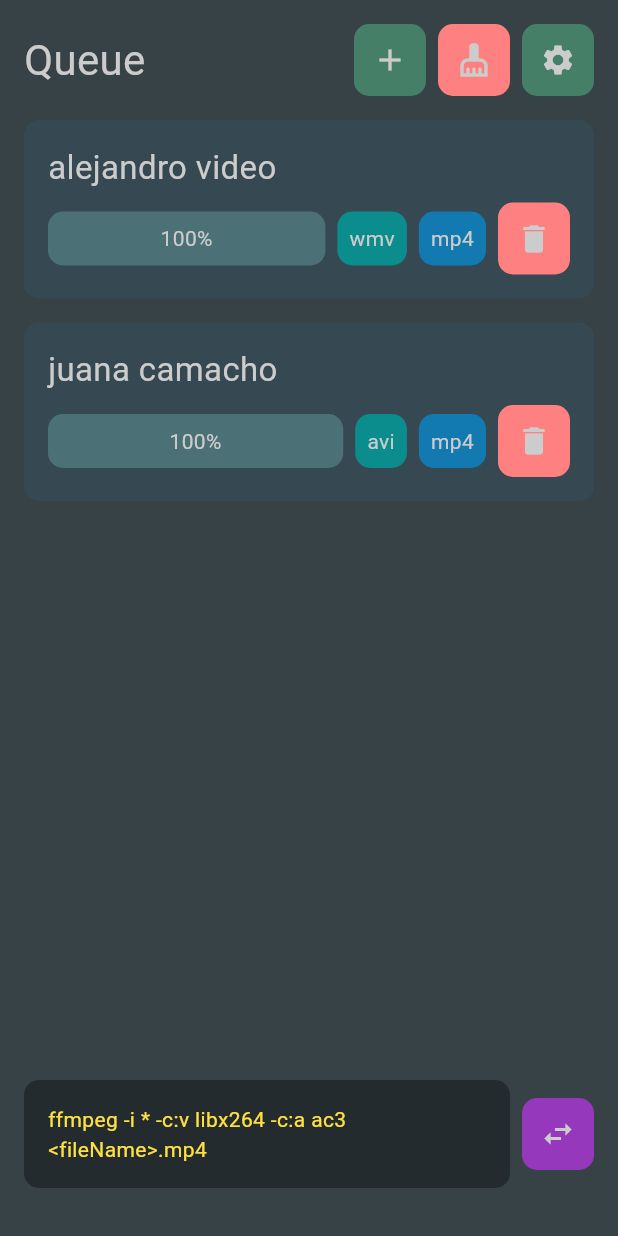
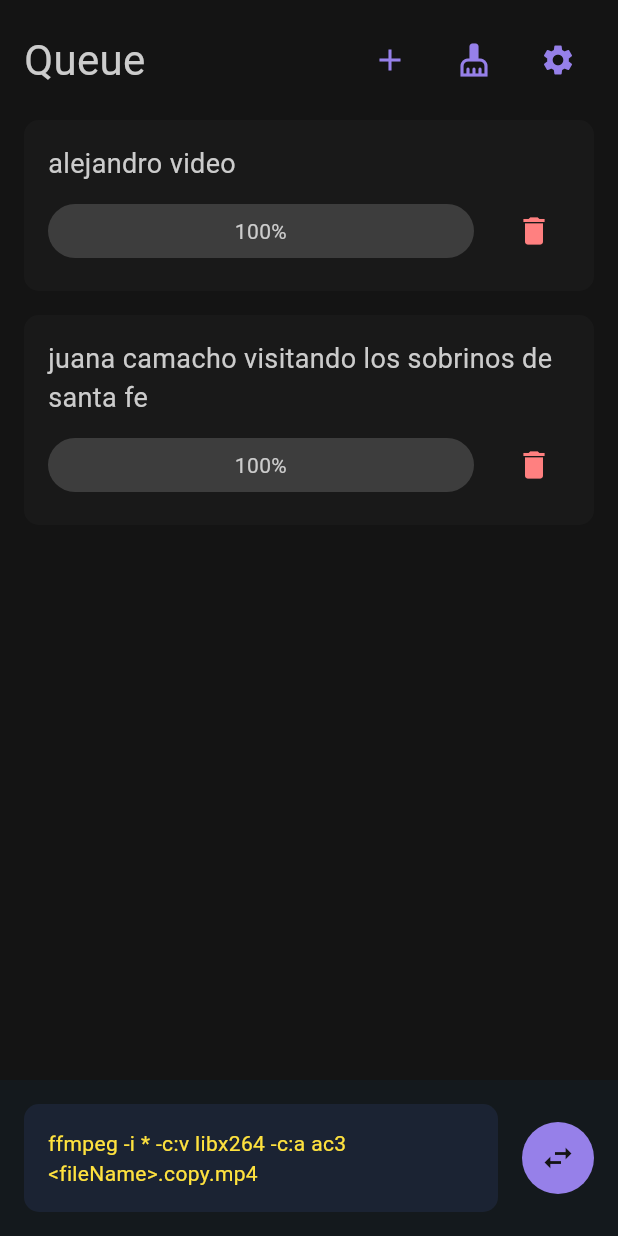
Before and after one commit to rama-o/morfosis, a Flutter app: the screen it shows after launch, on a phone screen of 412 x 824 dp. Run offline on Flutter 3.47's test engine with Material 3 defaults, Android fonts, the phone set to English and light mode, and no system bars; project files that could hold a hidden picture were left out.

Commit message:
mix
- preventing the from touching the camera notch and bottom controllers

- new theme

- text input binding

```diff
--- a/lib/main.dart
+++ b/lib/main.dart
@@ -5,12 +5,13 @@ void main() {
   runApp(const MorfosisApp());
 }
 
-const Color bgColor = Color(0xff364245);
-const Color bgColor2 = Color(0xff364852);
-const Color actionColor = Color(0xff467f68);
+const Color bgColor = Color.fromARGB(255, 20, 20, 20);
+const Color bgColor2 = Color.fromARGB(255, 25, 25, 25);
+const Color barColor = Color.fromARGB(255, 20, 25, 29);
+const Color detailsColor = Color.fromARGB(255, 150, 128, 233);
 const Color dangerColor = Color(0xffff8080);
 const Color foregroundColor = Color(0xffcccccc);
-const Color inputColor = Color(0xff386a68);
+const Color inputColor = Color.fromARGB(255, 118, 190, 140);
 const Color uncheckedColor = Color(0xFF386A68);
 const Color checkedColor = Color(0xFF689896);
 
@@ -29,7 +30,7 @@ class UiSettings {
     this.videoCodec = 'libx264',
     this.audioCodec = 'ac3',
     this.outputPrefix = '',
-    this.outputSuffix = '',
+    this.outputSuffix = '.copy',
   });
 
   UiSettings copyWith({
@@ -87,7 +88,18 @@ const videoCodecList = ['Keep Original', 'libx264'];
 
 const audioCodecList = ['Keep Original', 'acc', 'ac3', 'mp3lame'];
 
-const queue = ['/home/alejandro video.wmv', '/home/juana camacho.avi'];
+const queue = [
+  '/home/alejandro video.wmv',
+  '/home/juana camacho visitando los sobrinos de santa fe.avi',
+];
+
+final suffixController = TextEditingController(
+  text: settingsNotifier.value.outputSuffix,
+);
+
+final prefixController = TextEditingController(
+  text: settingsNotifier.value.outputPrefix,
+);
 
 class SectionTitle extends StatelessWidget {
   final String label;
@@ -100,19 +112,44 @@ class SectionTitle extends StatelessWidget {
   }
 }
 
-class CustomBtn extends StatelessWidget {
+class CustomBtnSecondary extends StatelessWidget {
   final Icon glyph;
   final String tooltip;
   final Color bg;
-  final Color fg;
   final VoidCallback action;
 
-  const CustomBtn({
+  const CustomBtnSecondary({
     super.key,
     required this.glyph,
     required this.tooltip,
     required this.bg,
-    required this.fg,
+    required this.action,
+  });
+
+  @override
+  Widget build(BuildContext context) {
+    return Container(
+      child: IconButton(
+        icon: glyph,
+        tooltip: tooltip,
+        color: bg,
+        onPressed: action,
+      ),
+    );
+  }
+}
+
+class CustomBtnPrimary extends StatelessWidget {
+  final Icon glyph;
+  final String tooltip;
+  final Color bg;
+  final VoidCallback action;
+
+  const CustomBtnPrimary({
+    super.key,
+    required this.glyph,
+    required this.tooltip,
+    required this.bg,
     required this.action,
   });
 
@@ -121,12 +158,12 @@ class CustomBtn extends StatelessWidget {
     return Container(
       decoration: BoxDecoration(
         color: bg,
-        borderRadius: BorderRadius.circular(10),
+        borderRadius: BorderRadius.circular(25),
       ),
       child: IconButton(
         icon: glyph,
         tooltip: tooltip,
-        color: fg,
+        color: bgColor,
         onPressed: action,
       ),
     );
@@ -181,7 +218,7 @@ class CodeInput extends StatelessWidget {
       padding: const EdgeInsets.all(16),
       width: double.infinity,
       decoration: BoxDecoration(
-        color: Color(0xff242b2f),
+        color: Color.fromARGB(255, 27, 35, 51),
         borderRadius: BorderRadius.circular(10),
       ),
       child: Text(output, style: TextStyle(color: Color(0xffffe23e))),
@@ -229,7 +266,7 @@ class ListItem extends StatelessWidget {
   @override
   Widget build(BuildContext context) {
     final String name = p.basenameWithoutExtension(path);
-    final String inputFormat = p.extension(path).replaceFirst('.', '');
+    // final String inputFormat = p.extension(path).replaceFirst('.', '');
 
     return Container(
       padding: const EdgeInsets.all(16),
@@ -241,16 +278,16 @@ class ListItem extends StatelessWidget {
         spacing: 8,
         crossAxisAlignment: CrossAxisAlignment.start,
         children: [
-          Text(name, style: TextStyle(color: foregroundColor, fontSize: 22)),
+          Text(name, style: TextStyle(color: foregroundColor, fontSize: 18)),
           Row(
-            spacing: 8,
+            spacing: 16,
             children: [
               Expanded(
                 child: Container(
                   padding: const EdgeInsets.all(8),
                   decoration: BoxDecoration(
-                    color: const Color(0xff4b7076),
-                    borderRadius: BorderRadius.circular(10),
+                    color: const Color.fromARGB(255, 61, 61, 61),
+                    borderRadius: BorderRadius.circular(25),
                   ),
                   child: Text(
                     '100%',
@@ -259,33 +296,33 @@ class ListItem extends StatelessWidget {
                   ),
                 ),
               ),
-              Container(
-                padding: const EdgeInsets.all(8),
-                decoration: BoxDecoration(
-                  color: const Color.fromARGB(255, 12, 141, 141),
-                  borderRadius: BorderRadius.circular(10),
-                ),
-                child: Text(
-                  inputFormat,
-                  style: TextStyle(color: foregroundColor),
-                ),
-              ),
-              Container(
-                padding: const EdgeInsets.all(8),
-                decoration: BoxDecoration(
-                  color: const Color(0xff1279b1),
-                  borderRadius: BorderRadius.circular(10),
-                ),
-                child: Text(
-                  settingsNotifier.value.outputFormat,
-                  style: TextStyle(color: foregroundColor),
-                ),
-              ),
-              CustomBtn(
+              // Container(
+              //   padding: const EdgeInsets.all(8),
+              //   decoration: BoxDecoration(
+              //     color: const Color.fromARGB(255, 12, 141, 141),
+              //     borderRadius: BorderRadius.circular(10),
+              //   ),
+              //   child: Text(
+              //     inputFormat,
+              //     style: TextStyle(color: foregroundColor),
+              //   ),
+              // ),
+              // Container(
+              //   padding: const EdgeInsets.all(8),
+              //   decoration: BoxDecoration(
+              //     color: const Color(0xff1279b1),
+              //     borderRadius: BorderRadius.circular(10),
+              //   ),
+              //   child: Text(
+              //     settingsNotifier.value.outputFormat,
+              //     style: TextStyle(color: foregroundColor),
+              //   ),
+              // ),
+              CustomBtnSecondary(
                 glyph: const Icon(Icons.delete),
                 tooltip: 'Delete Item',
                 bg: dangerColor,
-                fg: foregroundColor,
+
                 action: () {},
               ),
             ],
@@ -332,7 +369,8 @@ class _MorfosisAppState extends State<MorfosisApp> {
             setState(() => currentViewIndex = index);
           },
           children: [
-            SingleChildScrollView(
+            SafeArea(
+              child: SingleChildScrollView(
                 padding: const EdgeInsets.all(16),
                 child: Column(
                   spacing: 16,
@@ -342,25 +380,25 @@ class _MorfosisAppState extends State<MorfosisApp> {
                       spacing: 8,
                       children: [
                         Expanded(child: SectionTitle(label: 'Queue')),
-                      CustomBtn(
+                        CustomBtnSecondary(
                           glyph: const Icon(Icons.add),
                           tooltip: 'Add Files',
-                        bg: actionColor,
-                        fg: foregroundColor,
+                          bg: detailsColor,
+
                           action: addFiles,
                         ),
-                      CustomBtn(
+                        CustomBtnSecondary(
                           glyph: const Icon(Icons.cleaning_services),
                           tooltip: 'Clear Queue',
-                        bg: dangerColor,
-                        fg: foregroundColor,
+                          bg: detailsColor,
+
                           action: clearQueue,
                         ),
-                      CustomBtn(
+                        CustomBtnSecondary(
                           glyph: const Icon(Icons.settings),
                           tooltip: 'Settings',
-                        bg: actionColor,
-                        fg: foregroundColor,
+                          bg: detailsColor,
+
                           action: () => navigateTo(1),
                         ),
                       ],
@@ -380,8 +418,10 @@ class _MorfosisAppState extends State<MorfosisApp> {
                   ],
                 ),
               ),
+            ),
 
-            SingleChildScrollView(
+            SafeArea(
+              child: SingleChildScrollView(
                 padding: const EdgeInsets.all(16),
                 child: Column(
                   spacing: 16,
@@ -391,18 +431,18 @@ class _MorfosisAppState extends State<MorfosisApp> {
                       spacing: 8,
                       children: [
                         Expanded(child: SectionTitle(label: 'Settings')),
-                      CustomBtn(
+                        CustomBtnSecondary(
                           glyph: const Icon(Icons.autorenew),
                           tooltip: 'Reset Settings',
-                        bg: dangerColor,
-                        fg: foregroundColor,
+                          bg: detailsColor,
+
                           action: clearQueue,
                         ),
-                      CustomBtn(
+                        CustomBtnSecondary(
                           glyph: const Icon(Icons.close),
                           tooltip: 'Close Settings',
-                        bg: actionColor,
-                        fg: foregroundColor,
+                          bg: detailsColor,
+
                           action: () => navigateTo(0),
                         ),
                       ],
@@ -412,7 +452,7 @@ class _MorfosisAppState extends State<MorfosisApp> {
 
                     Text(
                       'Format',
-                    style: TextStyle(color: foregroundColor, fontSize: 22),
+                      style: TextStyle(color: foregroundColor, fontSize: 18),
                     ),
 
                     Container(
@@ -434,7 +474,7 @@ class _MorfosisAppState extends State<MorfosisApp> {
 
                     Text(
                       'Video Codec',
-                    style: TextStyle(color: foregroundColor, fontSize: 22),
+                      style: TextStyle(color: foregroundColor, fontSize: 18),
                     ),
 
                     Container(
@@ -456,7 +496,7 @@ class _MorfosisAppState extends State<MorfosisApp> {
 
                     Text(
                       'Audio Codec',
-                    style: TextStyle(color: foregroundColor, fontSize: 22),
+                      style: TextStyle(color: foregroundColor, fontSize: 18),
                     ),
 
                     Container(
@@ -478,7 +518,7 @@ class _MorfosisAppState extends State<MorfosisApp> {
 
                     Text(
                       'Output Name',
-                    style: TextStyle(color: foregroundColor, fontSize: 22),
+                      style: TextStyle(color: foregroundColor, fontSize: 18),
                     ),
 
                     Container(
@@ -496,7 +536,8 @@ class _MorfosisAppState extends State<MorfosisApp> {
                             style: TextStyle(color: foregroundColor),
                           ),
                           TextField(
-                          style: TextStyle(color: foregroundColor),
+                            controller: prefixController,
+                            style: TextStyle(color: bgColor),
                             decoration: InputDecoration(
                               filled: true,
                               fillColor: inputColor,
@@ -519,7 +560,8 @@ class _MorfosisAppState extends State<MorfosisApp> {
                             style: TextStyle(color: foregroundColor),
                           ),
                           TextField(
-                          style: TextStyle(color: foregroundColor),
+                            controller: suffixController,
+                            style: const TextStyle(color: bgColor),
                             decoration: InputDecoration(
                               filled: true,
                               fillColor: inputColor,
@@ -543,14 +585,15 @@ class _MorfosisAppState extends State<MorfosisApp> {
                   ],
                 ),
               ),
+            ),
           ],
         ),
         bottomNavigationBar: SafeArea(
-          minimum: const EdgeInsets.all(16),
           child: Container(
-            padding: const EdgeInsets.only(bottom: 16),
+            padding: const EdgeInsets.all(16),
+            decoration: BoxDecoration(color: barColor),
             child: Row(
-              spacing: 8,
+              spacing: 16,
               children: [
                 Expanded(
                   child: ValueListenableBuilder<UiSettings>(
@@ -561,11 +604,11 @@ class _MorfosisAppState extends State<MorfosisApp> {
                   ),
                 ),
 
-                CustomBtn(
+                CustomBtnPrimary(
                   glyph: const Icon(Icons.swap_horiz),
                   tooltip: 'Convert Files',
-                  bg: const Color.fromARGB(255, 150, 56, 187),
-                  fg: foregroundColor,
+                  bg: detailsColor,
+
                   action: convertFiles,
                 ),
               ],
```
Lines whose indentation alone changed are shown as unchanged.
